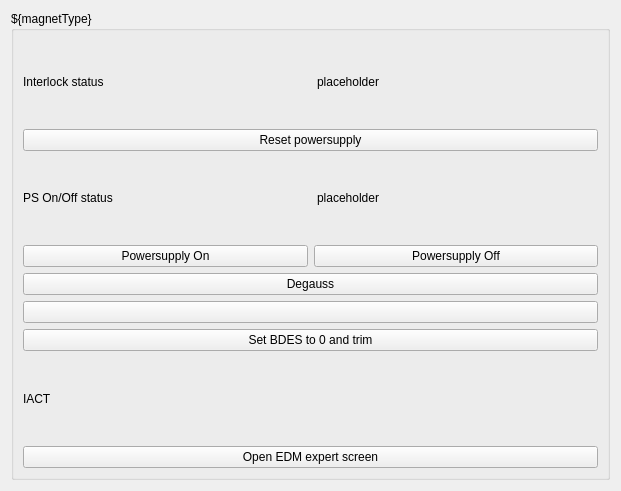
First picture: the form in lcls_tools/pydm_tools/magnet_template.ui, repository abbyyz/lcls-tools, before the edit.
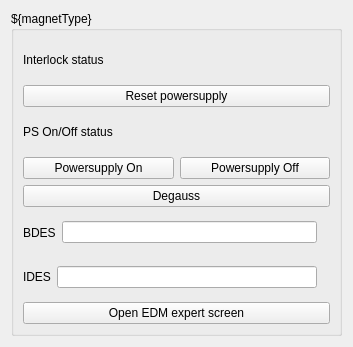
Second picture: the form after the edit. Custom widgets are drawn as their Qt base class.

Diff of the .ui file:
```diff
--- a/lcls_tools/pydm_tools/magnet_template.ui
+++ b/lcls_tools/pydm_tools/magnet_template.ui
@@ -6,8 +6,8 @@
    <rect>
     <x>0</x>
     <y>0</y>
-    <width>621</width>
-    <height>491</height>
+    <width>353</width>
+    <height>347</height>
    </rect>
   </property>
   <property name="windowTitle">
@@ -78,9 +78,6 @@
             <property name="accessibleName">
              <string>${magnetType}</string>
             </property>
-            <property name="text">
-             <string>placeholder</string>
-            </property>
            </widget>
           </item>
          </layout>
@@ -147,9 +144,6 @@
             <property name="accessibleName">
              <string>${magnetType}</string>
             </property>
-            <property name="text">
-             <string>placeholder</string>
-            </property>
            </widget>
           </item>
          </layout>
@@ -195,36 +189,48 @@
          </widget>
         </item>
         <item>
-         <widget class="QPushButton" name="pushButton">
-          <property name="accessibleName">
-           <string>${magnetType}</string>
-          </property>
-          <property name="text">
-           <string/>
-          </property>
-         </widget>
-        </item>
-        <item>
-         <widget class="QPushButton" name="pushButton_2">
-          <property name="accessibleName">
-           <string>${magnetType}</string>
-          </property>
-          <property name="text">
-           <string>Set BDES to 0 and trim</string>
-          </property>
-         </widget>
+         <layout class="QHBoxLayout" name="horizontalLayout_5">
+          <item>
+           <widget class="QLabel" name="label_4">
+            <property name="text">
+             <string>BDES</string>
+            </property>
+           </widget>
+          </item>
+          <item>
+           <widget class="PyDMLineEdit" name="bdesLineEdit">
+            <property name="toolTip">
+             <string/>
+            </property>
+           </widget>
+          </item>
+          <item>
+           <widget class="PyDMLabel" name="bactLabel">
+            <property name="toolTip">
+             <string/>
+            </property>
+           </widget>
+          </item>
+         </layout>
         </item>
         <item>
          <layout class="QHBoxLayout" name="horizontalLayout_4">
           <item>
            <widget class="QLabel" name="label_3">
             <property name="text">
-             <string>IACT</string>
+             <string>IDES</string>
             </property>
            </widget>
           </item>
           <item>
-           <widget class="PyDMLabel" name="PyDMLabel_3">
+           <widget class="PyDMLineEdit" name="idesLineEdit">
+            <property name="toolTip">
+             <string/>
+            </property>
+           </widget>
+          </item>
+          <item>
+           <widget class="PyDMLabel" name="iactLabel">
             <property name="toolTip">
              <string/>
             </property>
@@ -268,6 +274,11 @@
    <extends>QWidget</extends>
    <header>pydm.widgets.byte</header>
   </customwidget>
+  <customwidget>
+   <class>PyDMLineEdit</class>
+   <extends>QLineEdit</extends>
+   <header>pydm.widgets.line_edit</header>
+  </customwidget>
   <customwidget>
    <class>PyDMPushButton</class>
    <extends>QPushButton</extends>
```
Left out of the diff: 18 changed lines with no effect on the pictures.
